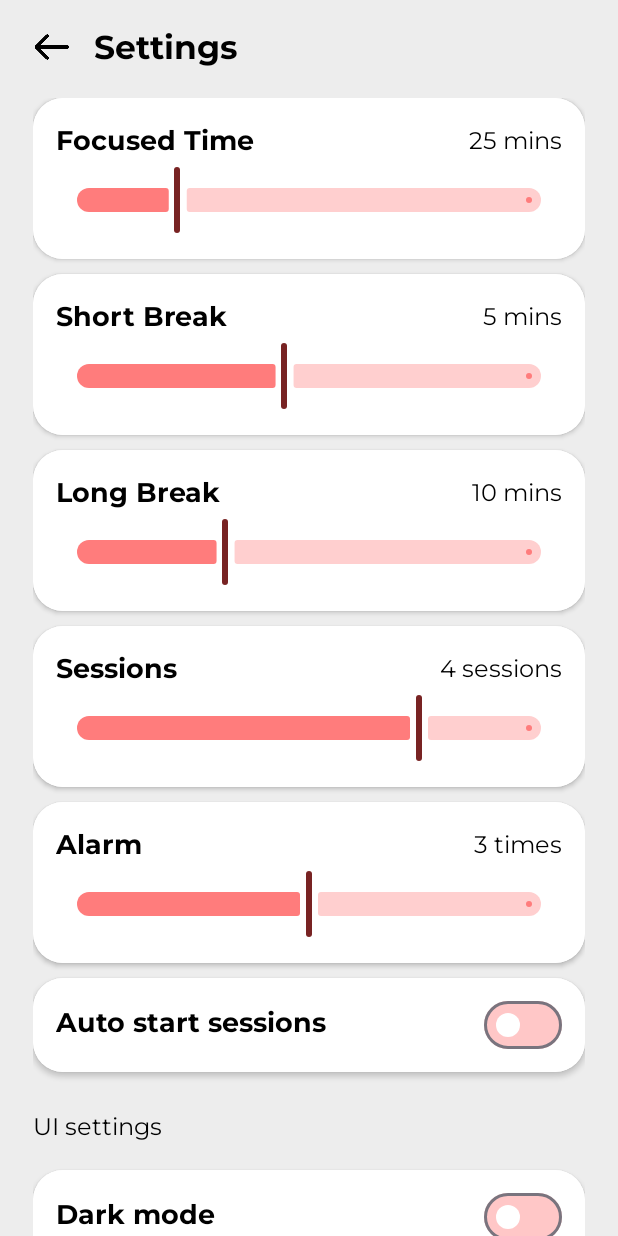
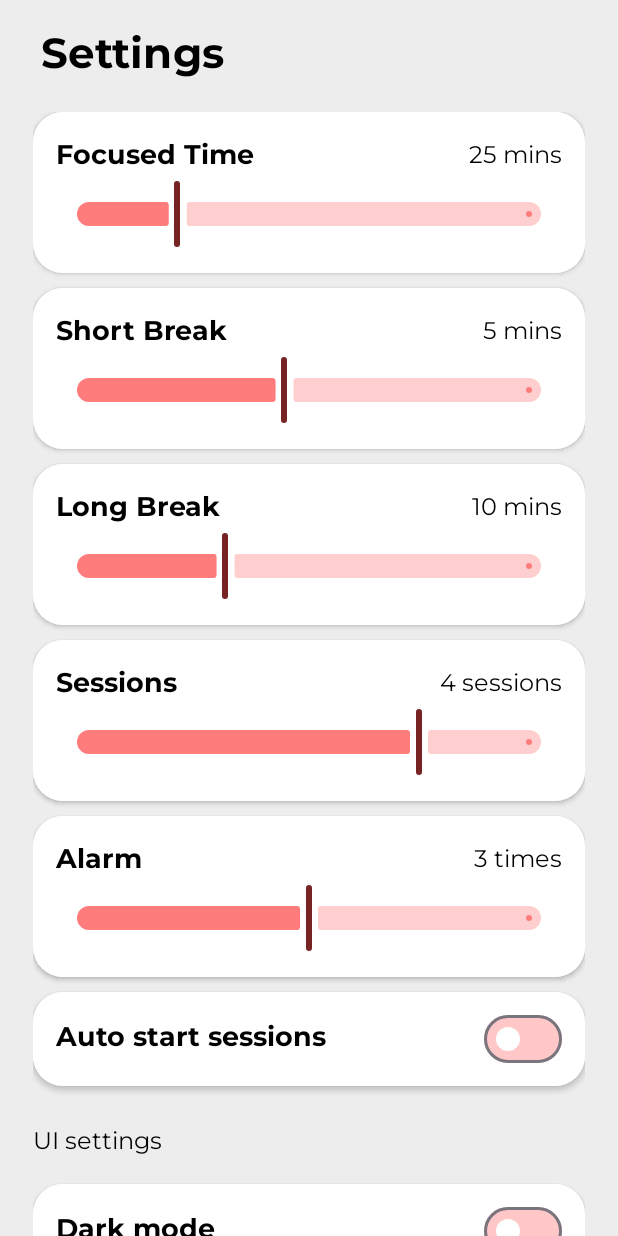
Before and after one commit to e2eeaes256-xz/Fomodoro, an Android app: the screen it shows after launch (SettingsActivity), after a tap on an icon or button, on a phone screen of 412 x 824 dp. Run offline under Robolectric (Android 15) with nearby library versions, the phone set to English and light mode, and no system bars.

Commit message:
fixed orientation issues and ui changes in settings

```diff
--- a/app/build.gradle.kts
+++ b/app/build.gradle.kts
@@ -11,8 +11,8 @@ android {
         applicationId = "com.arijit.pomodoro"
         minSdk = 24
         targetSdk = 34
-        versionCode = 11
-        versionName = "1.11"
+        versionCode = 12
+        versionName = "1.12"
         testInstrumentationRunner = "androidx.test.runner.AndroidJUnitRunner"
     }
 
--- a/app/src/main/java/com/arijit/pomodoro/MainActivity.kt
+++ b/app/src/main/java/com/arijit/pomodoro/MainActivity.kt
@@ -279,29 +279,12 @@ class MainActivity : AppCompatActivity() {
         // Initialize sharedPreferences
         sharedPreferences = getSharedPreferences("PomodoroSettings", Context.MODE_PRIVATE)
 
-        // Initialize theme before setting content view
-        val darkMode = sharedPreferences.getBoolean("darkMode", false)
-        val amoledMode = sharedPreferences.getBoolean("amoledMode", false)
-
-        // Set theme mode only once
-        when {
-            amoledMode -> {
-                AppCompatDelegate.setDefaultNightMode(AppCompatDelegate.MODE_NIGHT_YES)
-                sharedPreferences.edit().apply {
-                    putBoolean("darkMode", false)
-                    apply()
-                }
-            }
-            darkMode -> {
-                AppCompatDelegate.setDefaultNightMode(AppCompatDelegate.MODE_NIGHT_YES)
-                sharedPreferences.edit().apply {
-                    putBoolean("amoledMode", false)
-                    apply()
-                }
-            }
-            else -> {
-                AppCompatDelegate.setDefaultNightMode(AppCompatDelegate.MODE_NIGHT_NO)
-            }
+        // Lock to portrait unless ultra focus mode is enabled
+        if (sharedPreferences.getBoolean("ultraFocusMode", false)) {
+            UltraFocusManager.enableUltraFocusMode(this)
+            UltraFocusManager.setOrientation(this, true)
+        } else {
+            UltraFocusManager.setOrientation(this, false)
         }
 
         enableEdgeToEdge()
@@ -310,15 +293,6 @@ class MainActivity : AppCompatActivity() {
             val systemBars = insets.getInsets(WindowInsetsCompat.Type.systemBars())
             v.setPadding(systemBars.left, systemBars.top, systemBars.right, systemBars.bottom)
             insets
-        }
-
-        // Apply ultra focus mode if enabled
-        if (sharedPreferences.getBoolean("ultraFocusMode", false)) {
-            UltraFocusManager.enableUltraFocusMode(this)
-            UltraFocusManager.setOrientation(this, true)
-        } else {
-            // Ensure we're in portrait mode and allow orientation changes
-            UltraFocusManager.setOrientation(this, false)
         }
 
         // Check if we need to restore a specific fragment from notification
@@ -413,19 +387,9 @@ class MainActivity : AppCompatActivity() {
     override fun onResume() {
         super.onResume()
         val sharedPreferences = getSharedPreferences("PomodoroSettings", Context.MODE_PRIVATE)
-        val darkMode = sharedPreferences.getBoolean("darkMode", false)
-        val amoledMode = sharedPreferences.getBoolean("amoledMode", false)
         val ultraFocusMode = sharedPreferences.getBoolean("ultraFocusMode", false)
 
-        if (amoledMode) {
-            AppCompatDelegate.setDefaultNightMode(AppCompatDelegate.MODE_NIGHT_YES)
-            sharedPreferences.edit().putBoolean("darkMode", false).apply()
-        } else if (darkMode) {
-            AppCompatDelegate.setDefaultNightMode(AppCompatDelegate.MODE_NIGHT_YES)
-            sharedPreferences.edit().putBoolean("amoledMode", false).apply()
-        }
-
-        // Handle ultra focus mode state
+        // Lock to portrait unless ultra focus mode is enabled
         if (ultraFocusMode) {
             UltraFocusManager.enableUltraFocusMode(this)
             UltraFocusManager.setOrientation(this, true)
--- a/app/src/main/java/com/arijit/pomodoro/SettingsActivity.kt
+++ b/app/src/main/java/com/arijit/pomodoro/SettingsActivity.kt
@@ -45,7 +45,6 @@ import android.widget.Toast
 import com.arijit.pomodoro.utils.UltraFocusManager
 
 class SettingsActivity : AppCompatActivity() {
-    private lateinit var backBtn: ImageView
     private lateinit var focusedTimeTxt: EditText
     private lateinit var focusedTimeSlider: Slider
     private lateinit var shortBreakTxt: EditText
@@ -121,6 +120,14 @@ class SettingsActivity : AppCompatActivity() {
 
         // Initialize sharedPreferences first
         sharedPreferences = getSharedPreferences("PomodoroSettings", Context.MODE_PRIVATE)
+
+        // Lock to portrait unless ultra focus mode is enabled
+        if (sharedPreferences.getBoolean("ultraFocusMode", false)) {
+            UltraFocusManager.enableUltraFocusMode(this)
+            UltraFocusManager.setOrientation(this, true)
+        } else {
+            UltraFocusManager.setOrientation(this, false)
+        }
 
         // Initialize notification manager
         notificationManager = getSystemService(Context.NOTIFICATION_SERVICE) as NotificationManager
@@ -235,6 +242,15 @@ class SettingsActivity : AppCompatActivity() {
 
     override fun onResume() {
         super.onResume()
+        // Lock to portrait unless ultra focus mode is enabled
+        val ultraFocusMode = sharedPreferences.getBoolean("ultraFocusMode", false)
+        if (ultraFocusMode) {
+            UltraFocusManager.enableUltraFocusMode(this)
+            UltraFocusManager.setOrientation(this, true)
+        } else {
+            UltraFocusManager.disableUltraFocusMode(this)
+            UltraFocusManager.setOrientation(this, false)
+        }
         checkTimerState()
     }
 
@@ -244,7 +260,6 @@ class SettingsActivity : AppCompatActivity() {
     }
 
     private fun initializeViews() {
-        backBtn = findViewById(R.id.back_btn)
         focusedTimeTxt = findViewById(R.id.focused_time_txt)
         focusedTimeSlider = findViewById(R.id.slider_focused_time)
         shortBreakTxt = findViewById(R.id.short_break_txt)
@@ -307,14 +322,6 @@ class SettingsActivity : AppCompatActivity() {
     }
 
     private fun setupListeners() {
-        backBtn.setOnClickListener {
-            saveSettings()
-            if (sharedPreferences.getBoolean("wereTimerSettingsModified", false)) {
-                setResult(RESULT_TIMER_SETTINGS_CHANGED)
-            }
-            finish()
-            vibrate()
-        }
 
         focusedTimeSlider.addOnChangeListener { _, value, _ ->
             if (!isUpdatingSlider) {
--- a/app/src/main/java/com/arijit/pomodoro/utils/UltraFocusManager.kt
+++ b/app/src/main/java/com/arijit/pomodoro/utils/UltraFocusManager.kt
@@ -114,8 +114,8 @@ object UltraFocusManager {
             originalOrientation = activity.requestedOrientation
             activity.requestedOrientation = ActivityInfo.SCREEN_ORIENTATION_LANDSCAPE
         } else {
-            // Allow user to change orientation freely
-            activity.requestedOrientation = ActivityInfo.SCREEN_ORIENTATION_UNSPECIFIED
+            // Lock to portrait when not in ultra focus mode
+            activity.requestedOrientation = ActivityInfo.SCREEN_ORIENTATION_PORTRAIT
         }
     }
 
--- a/app/src/main/res/layout-land-night/activity_settings.xml
+++ b/app/src/main/res/layout-land-night/activity_settings.xml
@@ -23,22 +23,15 @@
             android:paddingHorizontal="22dp"
             android:paddingVertical="15dp">
 
-            <ImageView
-                android:id="@+id/back_btn"
-                android:layout_width="25dp"
-                android:layout_height="25dp"
-                android:layout_marginTop="3.5dp"
-                android:src="@drawable/back_white" />
-
             <TextView
                 android:id="@+id/settings_txt"
                 android:layout_width="wrap_content"
                 android:layout_height="wrap_content"
-                android:layout_marginStart="15dp"
+                android:layout_marginStart="5dp"
                 android:fontFamily="@font/montserrat_bold"
                 android:text="Settings"
                 android:textColor="@color/white"
-                android:textSize="22sp" />
+                android:textSize="28sp" />
 
         </LinearLayout>
 
--- a/app/src/main/res/layout-land/activity_settings.xml
+++ b/app/src/main/res/layout-land/activity_settings.xml
@@ -23,22 +23,15 @@
             android:paddingHorizontal="22dp"
             android:paddingVertical="15dp">
 
-            <ImageView
-                android:id="@+id/back_btn"
-                android:layout_width="25dp"
-                android:layout_height="25dp"
-                android:layout_marginTop="3.5dp"
-                android:src="@drawable/back_black" />
-
             <TextView
                 android:id="@+id/settings_txt"
                 android:layout_width="wrap_content"
                 android:layout_height="wrap_content"
-                android:layout_marginStart="15dp"
+                android:layout_marginStart="5dp"
                 android:fontFamily="@font/montserrat_bold"
                 android:text="Settings"
                 android:textColor="@color/black"
-                android:textSize="22sp" />
+                android:textSize="28sp" />
 
         </LinearLayout>
 
--- a/app/src/main/res/layout-night/activity_settings.xml
+++ b/app/src/main/res/layout-night/activity_settings.xml
@@ -23,22 +23,15 @@
             android:paddingHorizontal="22dp"
             android:paddingVertical="15dp">
 
-            <ImageView
-                android:id="@+id/back_btn"
-                android:layout_width="25dp"
-                android:layout_height="25dp"
-                android:layout_marginTop="3.5dp"
-                android:src="@drawable/back_white" />
-
             <TextView
                 android:id="@+id/settings_txt"
                 android:layout_width="wrap_content"
                 android:layout_height="wrap_content"
-                android:layout_marginStart="15dp"
+                android:layout_marginStart="5dp"
                 android:fontFamily="@font/montserrat_bold"
                 android:text="Settings"
                 android:textColor="@color/white"
-                android:textSize="22sp" />
+                android:textSize="28sp" />
 
         </LinearLayout>
 
--- a/app/src/main/res/layout/activity_settings.xml
+++ b/app/src/main/res/layout/activity_settings.xml
@@ -23,22 +23,15 @@
             android:paddingHorizontal="22dp"
             android:paddingVertical="15dp">
 
-            <ImageView
-                android:id="@+id/back_btn"
-                android:layout_width="25dp"
-                android:layout_height="25dp"
-                android:layout_marginTop="3.5dp"
-                android:src="@drawable/back_black" />
-
             <TextView
                 android:id="@+id/settings_txt"
                 android:layout_width="wrap_content"
                 android:layout_height="wrap_content"
-                android:layout_marginStart="15dp"
+                android:layout_marginStart="5dp"
                 android:fontFamily="@font/montserrat_bold"
                 android:text="Settings"
                 android:textColor="@color/black"
-                android:textSize="22sp" />
+                android:textSize="28sp" />
 
         </LinearLayout>
 
```
Also changed, not shown: 1 other file.
